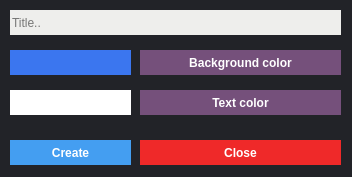
Above: Blue/MainwindowWidgets/containercreator.ui from AmiditeX/Blue before the change. Below: the same form after it.
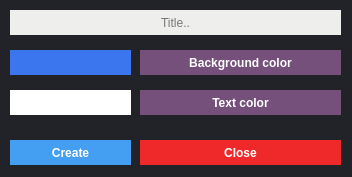
That is the form after the change.

```diff
--- a/Blue/MainwindowWidgets/containercreator.ui
+++ b/Blue/MainwindowWidgets/containercreator.ui
@@ -78,6 +78,9 @@
    <property name="maxLength">
     <number>200</number>
    </property>
+   <property name="alignment">
+    <set>Qt::AlignCenter</set>
+   </property>
    <property name="placeholderText">
     <string>Title..</string>
    </property>
```
